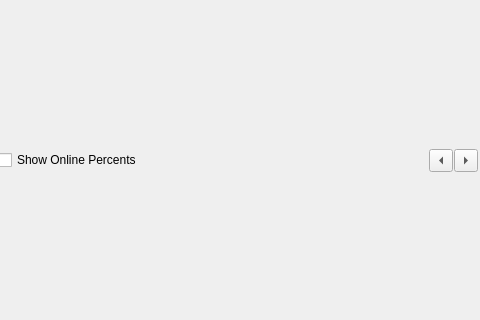
Qt form frontend/gui/views/onlinecountstracker.ui (SageSight3/VRChatGroupAssistant) before a commit; both pictures show x 320 to 800 and y 139 to 459 of the 800 by 600 pixel window.
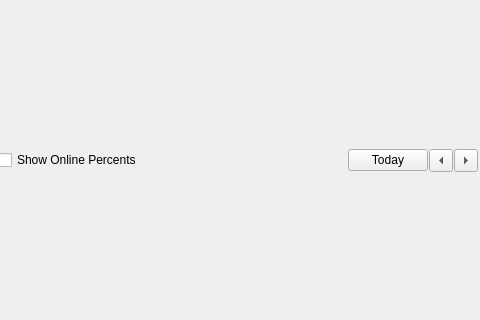
The same form after that commit. Custom widgets are drawn as their Qt base class.

Commit message: added Today button to online counts tracker ui, to change selected date back today, refactored methods that update date selection in gui to also change disable prev date and next data buttons, as needed, when date selection changes, upddated frontend and app versions, updated Tasks.md

Diff of the .ui file:
```diff
--- a/frontend/gui/views/onlinecountstracker.ui
+++ b/frontend/gui/views/onlinecountstracker.ui
@@ -115,12 +115,9 @@
       </spacer>
      </item>
      <item>
-      <widget class="QToolButton" name="prevDateButton">
+      <widget class="QPushButton" name="todayButton">
        <property name="text">
-        <string>...</string>
-       </property>
-       <property name="arrowType">
-        <enum>Qt::LeftArrow</enum>
+        <string>Today</string>
        </property>
       </widget>
      </item>
@@ -130,6 +127,16 @@
         <string>...</string>
        </property>
        <property name="arrowType">
+        <enum>Qt::LeftArrow</enum>
+       </property>
+      </widget>
+     </item>
+     <item>
+      <widget class="QToolButton" name="prevDateButton">
+       <property name="text">
+        <string>...</string>
+       </property>
+       <property name="arrowType">
         <enum>Qt::RightArrow</enum>
        </property>
       </widget>
```
Left out of the diff: 4 changed lines with no effect on the pictures. The commit also changes 5 other files.
